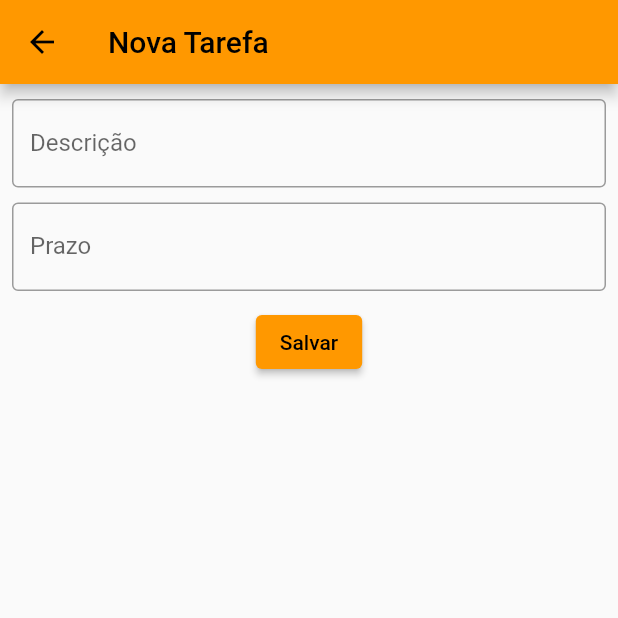
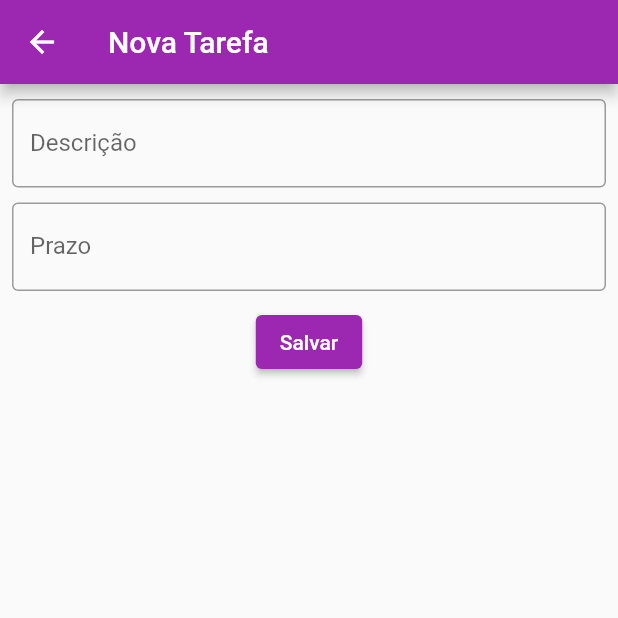
Before and after one commit to campioneVitor/Tarefas, a Flutter app: the screen it shows after launch, after a tap on the "add" icon, on a phone screen of 412 x 824 dp, the top half of it. Run offline on Flutter 3.47's test engine with Material 2 defaults, Android fonts, the phone set to English and light mode, and no system bars.

Commit message:
arquivos modificados

```diff
--- a/lib/app.dart
+++ b/lib/app.dart
@@ -1,5 +1,6 @@
 import 'package:flutter/material.dart';
 import 'package:tarefas/tarefa_page.dart';
+import 'package:tarefas/tarefa_state.dart';
 import 'package:tarefas/tarefas_form.dart';
 import 'package:tarefas/tarefas_novo.dart';
 
@@ -8,12 +9,15 @@ class App extends StatelessWidget {
 
   @override
   Widget build(BuildContext context) {
+    TarefaState state =TarefaState();
+
+
     return MaterialApp(
       debugShowCheckedModeBanner: false,
-      theme: ThemeData(primarySwatch: Colors.orange),
+      theme: ThemeData(primarySwatch: Colors.purple),
       initialRoute: "/",
-      routes: {"/":(context)=>TarefasPage(),
-               "/add":(context)=>TarefasNovo()},
+      routes: {"/":(context)=>TarefasPage(state: state,),
+               "/add":(context)=>TarefasNovo(state: state,)},
     );
   }
 }
--- a/lib/tarefa_page.dart
+++ b/lib/tarefa_page.dart
@@ -1,13 +1,17 @@
 import 'package:flutter/material.dart';
+import 'package:tarefas/tarefa_state.dart';
 
 class TarefasPage extends StatelessWidget {
-  const TarefasPage({super.key});
+  final TarefaState state;
+  const TarefasPage({super.key, required this.state});
 
   @override
   Widget build(BuildContext context) {
+    var state = TarefaState();
+
     return Scaffold(
       appBar: AppBar(title: Text("Tarefas")),
-      body: listaVazia(),
+      body: state.listaTarefas.isEmpty?listaVazia():Container(),
       floatingActionButton: FloatingActionButton(
         onPressed: () {
           Navigator.of(context).pushNamed("/add");
--- a/lib/tarefas_form.dart
+++ b/lib/tarefas_form.dart
@@ -1,10 +1,12 @@
 import 'package:flutter/material.dart';
 import 'package:intl/intl.dart';
+import 'package:tarefas/tarefa_state.dart';
 
 import 'tarefa_model.dart';
 
 class TarefasForm extends StatefulWidget {
-  const TarefasForm({super.key});
+  final TarefaState state;
+  const TarefasForm({super.key, required this.state});
 
   @override
   State<TarefasForm> createState() => _TarefasFormState();
--- a/lib/tarefas_novo.dart
+++ b/lib/tarefas_novo.dart
@@ -1,8 +1,10 @@
 import 'package:flutter/material.dart';
+import 'package:tarefas/tarefa_state.dart';
 import 'package:tarefas/tarefas_form.dart';
 
 class TarefasNovo extends StatelessWidget {
-  const TarefasNovo({super.key});
+  final TarefaState state;
+  const TarefasNovo({super.key, required this.state});
 
   @override
   Widget build(BuildContext context) {
@@ -10,7 +12,7 @@ class TarefasNovo extends StatelessWidget {
       appBar: AppBar(
            title: Text("Nova Tarefa"),
       ),
-          body: TarefasForm(),
+          body: TarefasForm(state: this.state,),
     );
   }
 }
```
